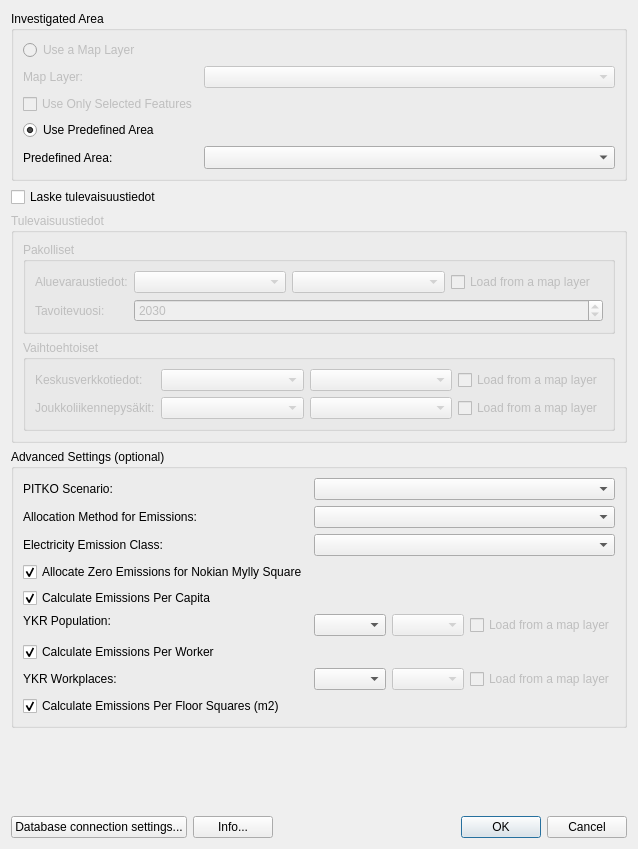
The window that ui/ykr_tool_main.ui (ernoma/assesclimateimpact) describes before a commit, drawn with Qt 5.
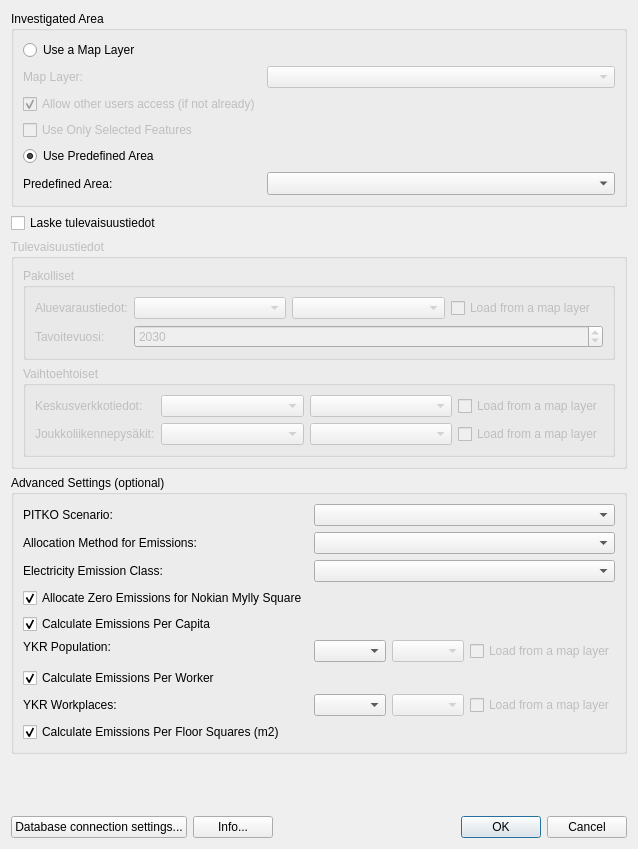
The same window after the commit. Custom widgets are drawn as their Qt base class.

Commit message: Allow user to upload investigation area to to database and use it in the emission calculations

What changed in the file:
```diff
--- a/ui/ykr_tool_main.ui
+++ b/ui/ykr_tool_main.ui
@@ -36,7 +36,7 @@
           <item row="0" column="0">
            <widget class="QRadioButton" name="radioButtonUseMapLayer">
             <property name="enabled">
-             <bool>false</bool>
+             <bool>true</bool>
             </property>
             <property name="text">
              <string>Use a Map Layer</string>
@@ -56,7 +56,7 @@
             </property>
            </widget>
           </item>
-          <item row="3" column="0">
+          <item row="4" column="0">
            <widget class="QRadioButton" name="radioButtonUsePredefinedArea">
             <property name="text">
              <string>Use Predefined Area</string>
@@ -69,14 +69,14 @@
             </attribute>
            </widget>
           </item>
-          <item row="4" column="0">
+          <item row="5" column="0">
            <widget class="QLabel" name="predefinedAreaLabel">
             <property name="text">
              <string>Predefined Area:</string>
             </property>
            </widget>
           </item>
-          <item row="4" column="1">
+          <item row="5" column="1">
            <widget class="QComboBox" name="comboBoxPredefinedArea">
             <property name="sizePolicy">
              <sizepolicy hsizetype="Expanding" vsizetype="Fixed">
@@ -112,13 +112,29 @@
             </item>
            </layout>
           </item>
-          <item row="2" column="0">
-           <widget class="QCheckBox" name="onlySelectedFeats">
+          <item row="3" column="0">
+           <widget class="QCheckBox" name="checkBoxUploadOnlySelectedFeatures">
             <property name="enabled">
              <bool>false</bool>
             </property>
             <property name="text">
              <string>Use Only Selected Features</string>
+            </property>
+            <property name="checked">
+             <bool>false</bool>
+            </property>
+           </widget>
+          </item>
+          <item row="2" column="0">
+           <widget class="QCheckBox" name="checkBoxAllowOtherUsersToUseUploadedMapLayer">
+            <property name="enabled">
+             <bool>false</bool>
+            </property>
+            <property name="text">
+             <string>Allow other users access (if not already)</string>
+            </property>
+            <property name="checked">
+             <bool>true</bool>
             </property>
            </widget>
           </item>
```
The commit also changes 3 other files.
